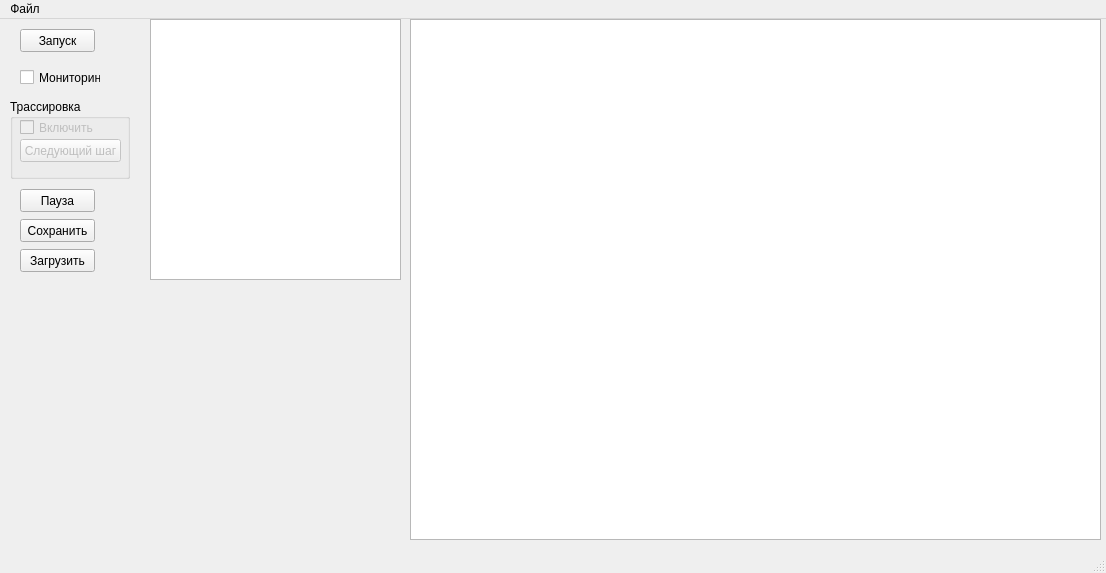
Old version of the form mainwindow.ui in the repository Vad118/server.
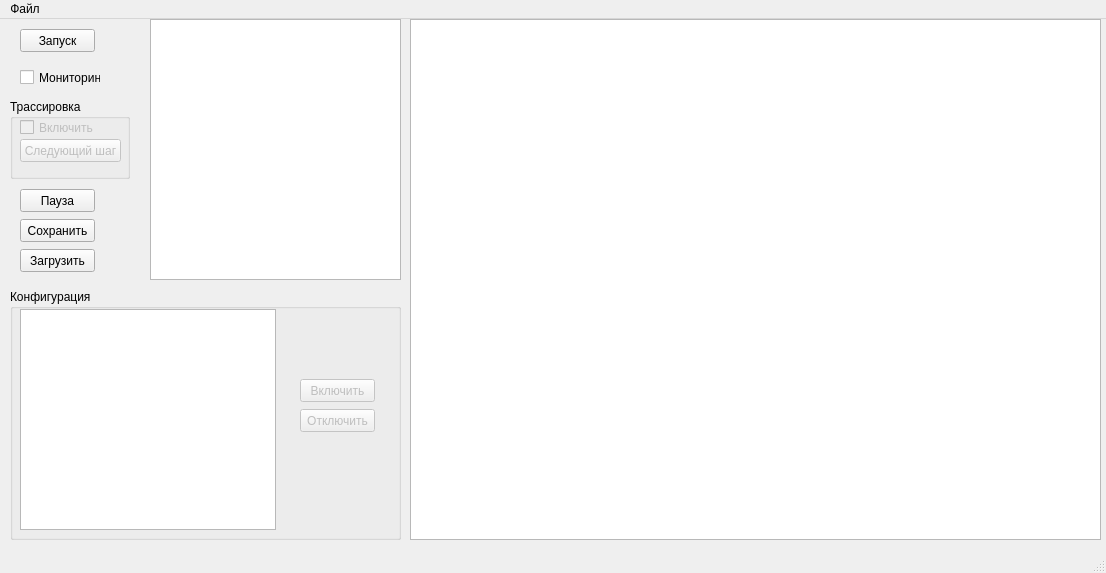
New version of the form.

Patch:
```diff
--- a/mainwindow.ui
+++ b/mainwindow.ui
@@ -147,6 +147,61 @@
      <string>Загрузить</string>
     </property>
    </widget>
+   <widget class="QGroupBox" name="groupBox_2">
+    <property name="geometry">
+     <rect>
+      <x>10</x>
+      <y>270</y>
+      <width>391</width>
+      <height>251</height>
+     </rect>
+    </property>
+    <property name="title">
+     <string>Конфигурация</string>
+    </property>
+    <widget class="QTreeView" name="treeView">
+     <property name="geometry">
+      <rect>
+       <x>10</x>
+       <y>20</y>
+       <width>256</width>
+       <height>221</height>
+      </rect>
+     </property>
+    </widget>
+    <widget class="QPushButton" name="pushButton_5">
+     <property name="enabled">
+      <bool>false</bool>
+     </property>
+     <property name="geometry">
+      <rect>
+       <x>290</x>
+       <y>90</y>
+       <width>75</width>
+       <height>23</height>
+      </rect>
+     </property>
+     <property name="text">
+      <string>Включить</string>
+     </property>
+    </widget>
+    <widget class="QPushButton" name="pushButton_6">
+     <property name="enabled">
+      <bool>false</bool>
+     </property>
+     <property name="geometry">
+      <rect>
+       <x>290</x>
+       <y>120</y>
+       <width>75</width>
+       <height>23</height>
+      </rect>
+     </property>
+     <property name="text">
+      <string>Отключить</string>
+     </property>
+    </widget>
+   </widget>
   </widget>
   <widget class="QMenuBar" name="menuBar">
    <property name="geometry">
```
